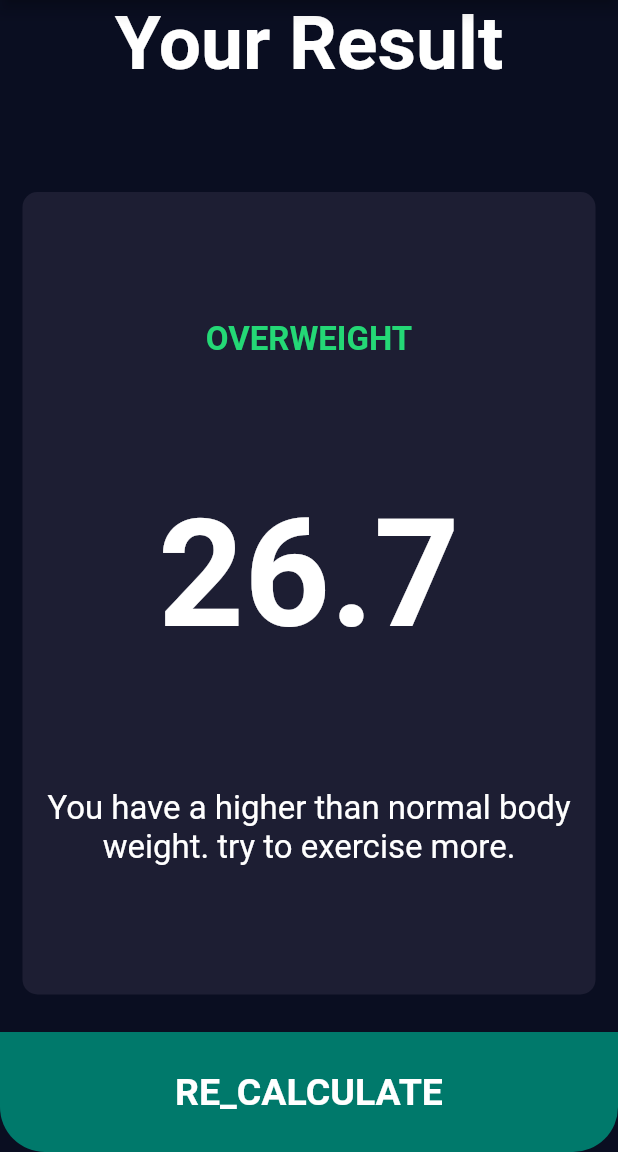
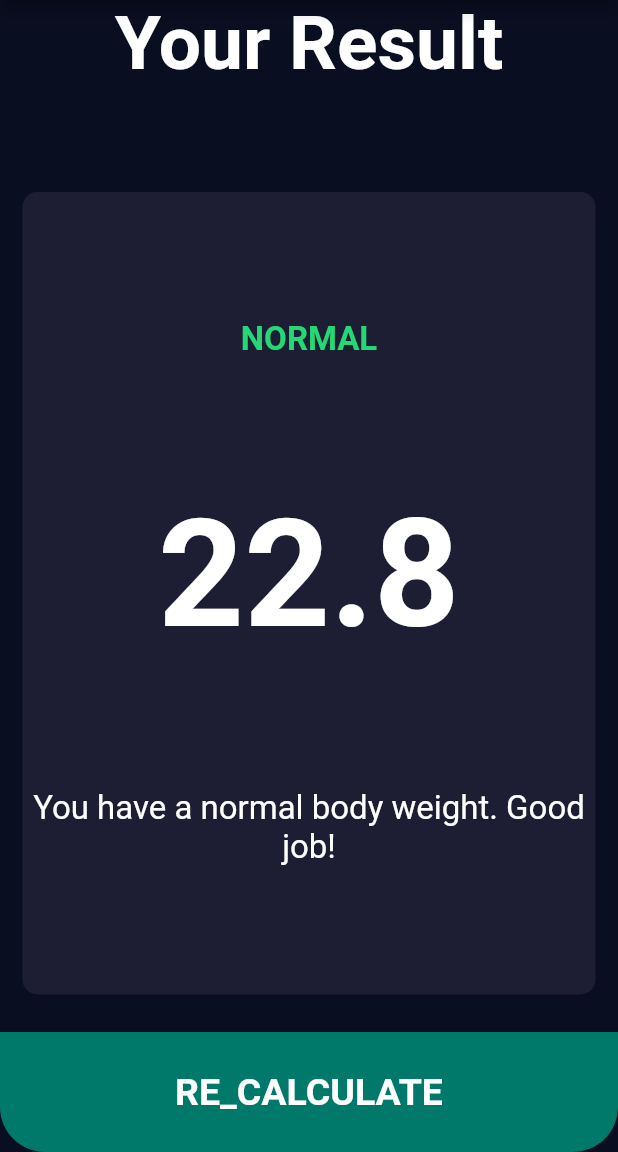
Before and after one commit to AsaduzzamanSam/BMIcalculator, a Flutter app: the screen it shows after launch, after a tap on "CALCULATE", on a phone screen of 412 x 824 dp, the part 84-1236 px from its top. Run offline on Flutter 3.47's test engine with Material 2 defaults, Android fonts, the phone set to English and light mode, and no system bars; our stand-ins replace font_awesome_flutter.

Commit message:
complete the functionality and final project

```diff
--- /dev/null
+++ b/lib/calculator_brain.dart
@@ -0,0 +1,35 @@
+import 'dart:math';
+
+class CalculatorBrain {
+  CalculatorBrain({required this.height, required this.weight});
+
+  final int height;
+  final int weight;
+
+  double _bmi = 0;
+
+  String calculateBMI() {
+    _bmi = weight / pow(height / 100, 2);
+    return _bmi.toStringAsFixed(1);
+  }
+
+  String getResult() {
+    if (_bmi >= 25) {
+      return 'Overweight';
+    } else if (_bmi > 18.5) {
+      return 'Normal';
+    } else {
+      return 'Underweight';
+    }
+  }
+
+  String getInterpretation() {
+    if (_bmi >= 25) {
+      return 'You have a higher than normal body weight. Try to exercise more.';
+    } else if (_bmi >= 18.5) {
+      return 'You have a normal body weight. Good job!';
+    } else {
+      return 'You have a lower than normal body weight. You can eat a bit more.';
+    }
+  }
+}
--- a/lib/input_page.dart
+++ b/lib/input_page.dart
@@ -5,6 +5,7 @@ import 'reusable_card.dart';
 import 'constants.dart';
 import 'result_page.dart';
 import 'bottomButton.dart';
+import 'calculator_brain.dart';
 
 enum genderType {
   male,
@@ -220,10 +221,16 @@ class _InputPageState extends State<InputPage> {
             onPress: () {
               setState(
                 () {
+                  CalculatorBrain cal =
+                      CalculatorBrain(height: height, weight: weight);
                   Navigator.push(
                     context,
                     MaterialPageRoute(
-                      builder: (context) => ResultPage(),
+                      builder: (context) => ResultPage(
+                        bmiResult: cal.calculateBMI(),
+                        resultText: cal.getResult(),
+                        interpretation: cal.getInterpretation(),
+                      ),
                     ),
                   );
                 },
--- a/lib/result_page.dart
+++ b/lib/result_page.dart
@@ -5,7 +5,14 @@ import 'constants.dart';
 import 'bottomButton.dart';
 
 class ResultPage extends StatelessWidget {
-  const ResultPage({Key? key}) : super(key: key);
+  ResultPage(
+      {required this.bmiResult,
+      required this.resultText,
+      required this.interpretation});
+
+  final String bmiResult;
+  final String resultText;
+  final String interpretation;
 
   @override
   Widget build(BuildContext context) {
@@ -28,20 +35,32 @@ class ResultPage extends StatelessWidget {
               flex: 5,
               child: ReusableCard(
                   colour: kActiveCardColor,
-                  cardChild: Column( crossAxisAlignment: CrossAxisAlignment.center,
+                  cardChild: Column(
+                    crossAxisAlignment: CrossAxisAlignment.center,
                     mainAxisAlignment: MainAxisAlignment.spaceEvenly,
-
                     children: [
-                    Text("OVERWEIGHT", style: kResultTextStyle,),
-                      Text("26.7",style: kBMITextStyle,),
-                      Text("You have a higher than normal body weight. try to exercise more.",textAlign: TextAlign.center,style: kBodyTextStyle,)
-
-                  ],),
+                      Text(
+                        resultText.toUpperCase(),
+                        style: kResultTextStyle,
+                      ),
+                      Text(
+                        bmiResult,
+                        style: kBMITextStyle,
+                      ),
+                      Text(
+                        interpretation,
+                        textAlign: TextAlign.center,
+                        style: kBodyTextStyle,
+                      )
+                    ],
+                  ),
                   onPress: () {}),
             ),
-            BottomButton(onPress: (){
-              Navigator.pop(context);
-            }, bottomTitle: "RE_CALCULATE")
+            BottomButton(
+                onPress: () {
+                  Navigator.pop(context);
+                },
+                bottomTitle: "RE_CALCULATE")
           ],
         ));
   }
```
